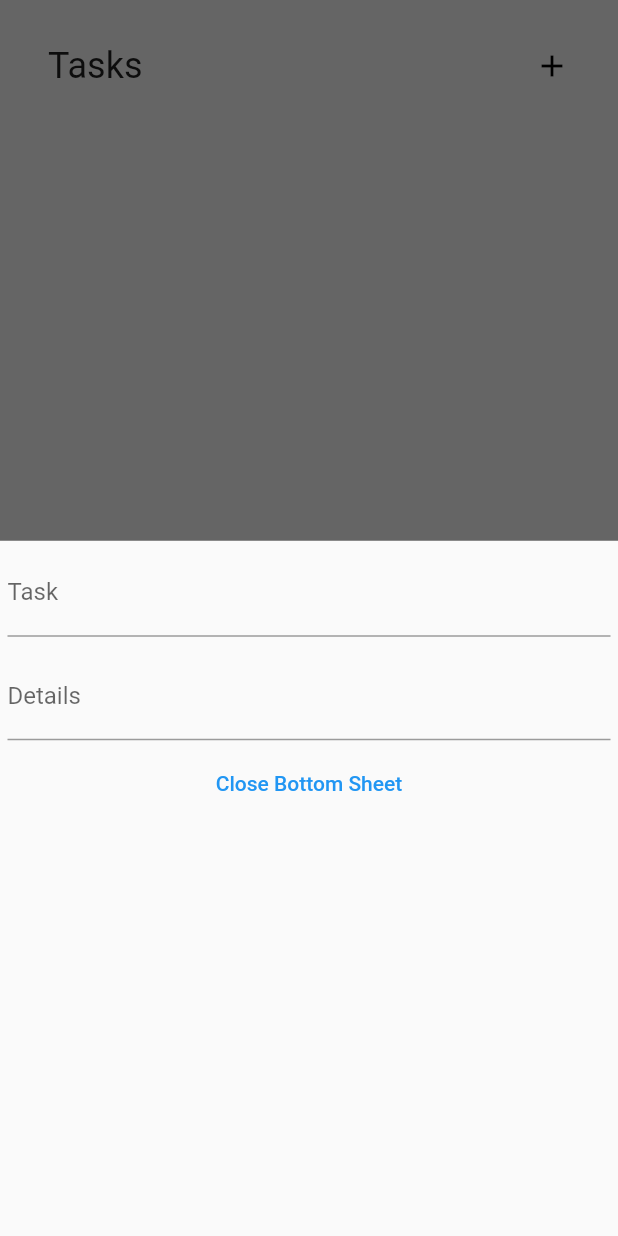
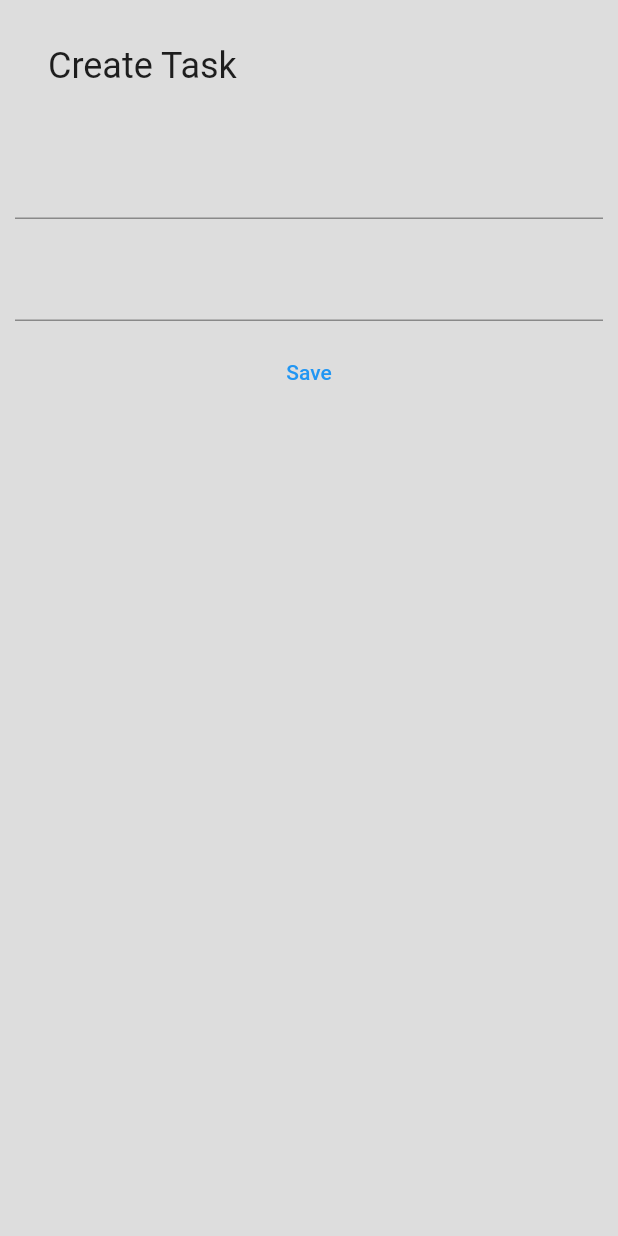
Before and after one commit to jacob3015/todolist-flutter-app, a Flutter app: the screen it shows after launch, after a tap on the "add" icon, on a phone screen of 412 x 824 dp. Run offline on Flutter 3.47's test engine with Material 2 defaults, Android fonts, the phone set to English and light mode, and no system bars; drawn by our look-alikes of flutter_neumorphic.

Commit message:
Update create task page

```diff
--- a/lib/custom_bottom_sheet_widget.dart
+++ /dev/null
@@ -1,58 +0,0 @@
-import 'package:flutter_neumorphic/flutter_neumorphic.dart';
-
-
-// Modal Bottom Sheet
-class CustomBottomSheet extends StatefulWidget {
-  const CustomBottomSheet({Key? key}) : super(key: key);
-
-  @override
-  State<CustomBottomSheet> createState() => _CustomBottomSheetState();
-}
-
-class _CustomBottomSheetState extends State<CustomBottomSheet> {
-
-  String _taskName = '';
-  String _taskDetails = '';
-
-  @override
-  Widget build(BuildContext context) {
-    return Container(
-      child: Center(
-        child: Column(
-          children: <Widget>[
-            Padding(
-              padding: const EdgeInsets.all(5.0),
-              child: TextField(
-                decoration: const InputDecoration(
-                  labelText: 'Task',
-                  hintText: 'Title',
-                ),
-                onChanged: (text) {
-                  _taskName = text;
-                },
-              ),
-            ),
-            Padding(
-              padding: const EdgeInsets.all(5.0),
-              child: TextField(
-                decoration: const InputDecoration(
-                  labelText: 'Details',
-                  hintText: '...',
-                ),
-                onChanged: (text) {
-                  _taskDetails = text;
-                },
-              ),
-            ),
-            TextButton(
-                onPressed: () {
-                  Navigator.pop(context);
-                },
-                child: const Text('Close Bottom Sheet'),
-            )
-          ],
-        )
-      )
-    );
-  }
-}
--- a/lib/list_page.dart
+++ b/lib/list_page.dart
@@ -1,6 +1,7 @@
 import 'package:flutter_neumorphic/flutter_neumorphic.dart';
-
-import './custom_bottom_sheet_widget.dart';
+import 'package:provider/provider.dart';
+import 'package:todoapp/task_list.dart';
+import 'package:todoapp/task_page.dart';
 
 // list page
 class ListPage extends StatefulWidget {
@@ -23,17 +24,21 @@ class _ListPageState extends State<ListPage> {
         actions: <Widget>[
           IconButton(
               onPressed: () {
-                showModalBottomSheet(
-                    context: context,
-                    builder: (context) {
-                      return CustomBottomSheet();
-                    }
-                );
+                Navigator.push(
+                    context,
+                    MaterialPageRoute(builder: (context) => const TaskPage()));
               },
               icon: const Icon(Icons.add),
           )
         ],
       ),
+      body: ListView.builder(
+          itemCount: Provider.of<TaskList>(context, listen: false).getTaskList.length,
+          itemBuilder: (BuildContext context, int index) {
+            return Card(
+              child: Text(Provider.of<TaskList>(context, listen: false).getTaskList[index].getTitle),
+            );
+          }),
     );
   }
 }
--- a/lib/main.dart
+++ b/lib/main.dart
@@ -1,9 +1,19 @@
 import 'package:flutter_neumorphic/flutter_neumorphic.dart';
-
-import './list_page.dart';
+import 'package:provider/provider.dart';
+import 'package:todoapp/file_handler.dart';
+import 'package:todoapp/task_list.dart';
+import 'package:todoapp/list_page.dart';
 
 void main() {
-  runApp(const MyApp());
+  runApp(
+    MultiProvider(
+      providers: [
+        ChangeNotifierProvider(create: (context) => TaskList()),
+        Provider(create: (context) => FileHandler()),
+      ],
+      child: const MyApp(),
+    ),
+  );
 }
 
 class MyApp extends StatelessWidget {
--- /dev/null
+++ b/lib/task.dart
@@ -0,0 +1,19 @@
+class Task {
+
+  final String _taskTitle;
+  final String _taskDetails;
+
+  Task(this._taskTitle, this._taskDetails);
+
+  Task.fromJson(Map<String, dynamic> json)
+      : _taskTitle = json['title'],
+        _taskDetails = json['details'];
+
+  Map<String, dynamic> toJson() => {
+    'title' : _taskTitle,
+    'details' : _taskDetails,
+  };
+
+  String get getTitle => _taskTitle;
+  String get getDetails => _taskDetails;
+}
--- a/lib/task_data_model.dart
+++ /dev/null
@@ -1,10 +0,0 @@
-class Task {
-
-  final String _taskTitle;
-  final String _taskDetails;
-
-  Task(this._taskTitle, this._taskDetails);
-
-  String get getTitle => _taskTitle;
-  String get getDetails => _taskDetails;
-}
--- a/lib/task_list.dart
+++ b/lib/task_list.dart
@@ -1,26 +1,43 @@
+import 'dart:developer';
+
 import 'package:flutter/foundation.dart';
-import 'package:todoapp/local_storage_file_handler.dart';
-import 'package:todoapp/task_data_model.dart';
+import 'package:todoapp/task.dart';
 
 class TaskList extends ChangeNotifier {
 
-  final List<Task> _taskList;
+  List<Task> _tasks;
 
+  TaskList()
+      : _tasks = [];
 
-  // needs to re-write the code for read and write with path_provider package
-  // under code is just for read the json file and initialize the task list
-  TaskList.fromJson(Map<String, dynamic> _data)
-    : _taskList = _data['tasks'];
+  TaskList.fromJson(Map<String, dynamic> json)
+      : _tasks = json['tasks'];
 
-  void addTask(Task _task) {
-    _taskList.add(_task);
+  Map<String, dynamic> toJson() => {
+    'tasks' : _tasks
+  };
+
+  set setTaskList(List<Task> tasks) {
+    _tasks = tasks;
     notifyListeners();
   }
 
-  void deleteTask(Task _task) {
-    if (_taskList.contains(_task)) {
-      _taskList.remove(_task);
-    }
+  List<Task> get  getTaskList {
+    return _tasks;
+  }
+
+  void addTask(Task task) {
+    _tasks.add(task);
     notifyListeners();
   }
+
+  void deleteTask(Task task) {
+    try {
+      _tasks.remove(task);
+      notifyListeners();
+    }
+    catch(e) {
+      log('ERROR NO SUCH TASK EXIST');
+    }
+  }
 }
--- /dev/null
+++ b/lib/task_page.dart
@@ -0,0 +1,80 @@
+import 'package:flutter_neumorphic/flutter_neumorphic.dart';
+import 'package:provider/provider.dart';
+import 'package:todoapp/list_page.dart';
+import 'package:todoapp/task.dart';
+import 'package:todoapp/task_list.dart';
+import 'package:todoapp/file_handler.dart';
+import 'dart:convert';
+
+class TaskPage extends StatefulWidget {
+  const TaskPage({Key? key}) : super(key: key);
+
+  @override
+  State<TaskPage> createState() => _TaskPageState();
+}
+
+class _TaskPageState extends State<TaskPage> {
+
+  final titleController = TextEditingController();
+  final detailsController = TextEditingController();
+
+  @override
+  void initState() {
+    super.initState();
+
+    titleController.addListener(() { });
+    detailsController.addListener(() { });
+  }
+
+  @override
+  void dispose() {
+    titleController.dispose();
+    detailsController.dispose();
+
+    super.dispose();
+  }
+
+  @override
+  Widget build(BuildContext context) {
+    return Scaffold(
+      appBar: NeumorphicAppBar(
+        automaticallyImplyLeading: false,
+        title: const Text(
+            'Create Task'
+        ),
+      ),
+      body: Center(
+        child: Column(
+          children: <Widget>[
+            Padding(
+              padding: const EdgeInsets.all(10.0),
+              child: TextField(
+                controller: titleController,
+              ),
+            ),
+            Padding(
+              padding: const EdgeInsets.all(10.0),
+              child: TextField(
+                controller: detailsController,
+              ),
+            ),
+            TextButton(
+              onPressed: () {
+                Task task = Task(titleController.text, detailsController.text);
+                Provider.of<TaskList>(context, listen: false).addTask(task);
+                String jsonString = jsonEncode(
+                    Provider.of<TaskList>(context, listen: false).toJson()
+                );
+                Provider.of<FileHandler>(context, listen: false).writeJson(jsonString);
+                Navigator.push(
+                    context,
+                    MaterialPageRoute(builder: (context) => const ListPage()));
+              },
+              child: const Text('Save'),
+            )
+          ],
+        ),
+      ),
+    );
+  }
+}
--- a/pubspec.yaml
+++ b/pubspec.yaml
@@ -36,6 +36,7 @@ dependencies:
   cupertino_icons: ^1.0.2
   flutter_neumorphic: ^3.2.0
   provider: ^6.0.2
+  path_provider: ^2.0.9
 
 dev_dependencies:
   flutter_test:
@@ -60,8 +61,8 @@ flutter:
   uses-material-design: true
 
   # To add assets to your application, add an assets section, like this:
-  assets:
-    - assets/task_list_file.json
+  # assets:
+  #  - assets/task_list_file.json
 
   # An image asset can refer to one or more resolution-specific "variants", see
   # https://flutter.dev/assets-and-images/#resolution-aware.
```
Also changed, not shown: lib/file_handler.dart (added, +34 -0 lines), lib/local_storage_file_handler.dart (deleted, +0 -22 lines), assets/task_list_file.json (deleted), pubspec.lock.
